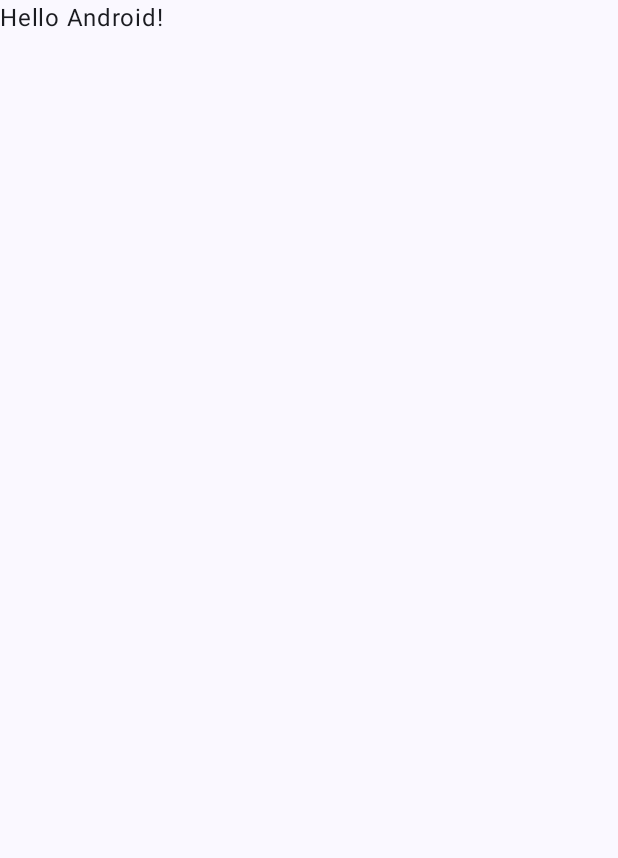
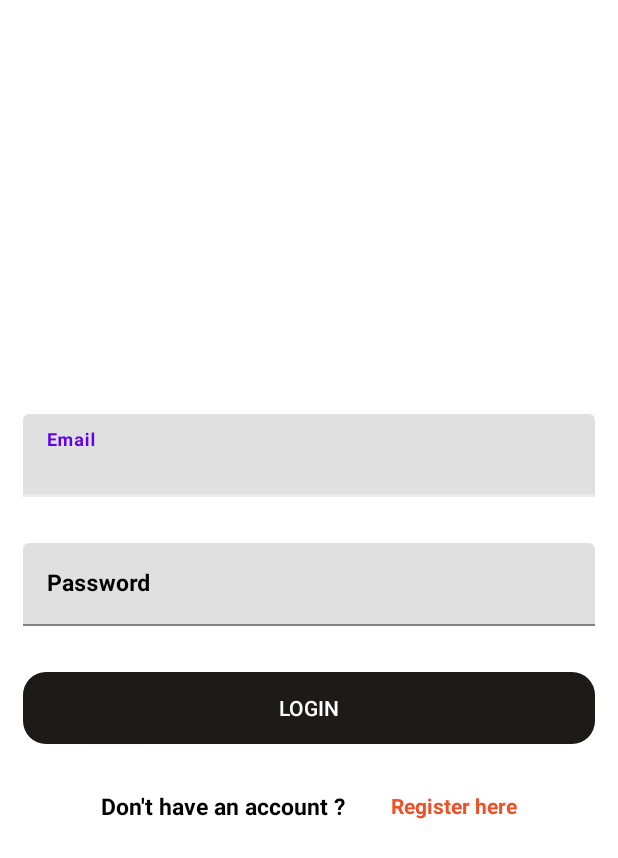
Before and after one commit to Wissdx/Transpal, an Android app: the screen it shows after launch (MainActivity), on a phone screen of 412 x 824 dp. Before the commit the part shown is almost empty. Shown: the top 858 px of the screen. Run offline under Robolectric (Android 15) with nearby library versions, the phone set to English and light mode, and no system bars.

Commit message:
feat(login): Design Login Page

```diff
--- a/app/build.gradle.kts
+++ b/app/build.gradle.kts
@@ -49,6 +49,7 @@
     implementation(libs.androidx.ui.graphics)
     implementation(libs.androidx.ui.tooling.preview)
     implementation(libs.androidx.material3)
+    implementation(libs.material)
     testImplementation(libs.junit)
     androidTestImplementation(libs.androidx.junit)
     androidTestImplementation(libs.androidx.espresso.core)
--- a/app/src/main/java/fr/esgi/transpal/MainActivity.kt
+++ b/app/src/main/java/fr/esgi/transpal/MainActivity.kt
@@ -2,46 +2,12 @@
 
 import android.os.Bundle
 import androidx.activity.ComponentActivity
-import androidx.activity.compose.setContent
 import androidx.activity.enableEdgeToEdge
-import androidx.compose.foundation.layout.fillMaxSize
-import androidx.compose.foundation.layout.padding
-import androidx.compose.material3.Scaffold
-import androidx.compose.material3.Text
-import androidx.compose.runtime.Composable
-import androidx.compose.ui.Modifier
-import androidx.compose.ui.tooling.preview.Preview
-import fr.esgi.transpal.ui.theme.TranspalTheme
 
 class MainActivity : ComponentActivity() {
     override fun onCreate(savedInstanceState: Bundle?) {
         super.onCreate(savedInstanceState)
-        enableEdgeToEdge()
-        setContent {
-            TranspalTheme {
-                Scaffold(modifier = Modifier.fillMaxSize()) { innerPadding ->
-                    Greeting(
-                        name = "Android",
-                        modifier = Modifier.padding(innerPadding)
-                    )
-                }
-            }
-        }
+        enableEdgeToEdge();
+        setContentView(R.layout.activity_main);
     }
 }
-
-@Composable
-fun Greeting(name: String, modifier: Modifier = Modifier) {
-    Text(
-        text = "Hello $name!",
-        modifier = modifier
-    )
-}
-
-@Preview(showBackground = true)
-@Composable
-fun GreetingPreview() {
-    TranspalTheme {
-        Greeting("Android")
-    }
-}
--- a/app/src/main/java/fr/esgi/transpal/ui/theme/Color.kt
+++ /dev/null
@@ -1,11 +0,0 @@
-package fr.esgi.transpal.ui.theme
-
-import androidx.compose.ui.graphics.Color
-
-val Purple80 = Color(0xFFD0BCFF)
-val PurpleGrey80 = Color(0xFFCCC2DC)
-val Pink80 = Color(0xFFEFB8C8)
-
-val Purple40 = Color(0xFF6650a4)
-val PurpleGrey40 = Color(0xFF625b71)
-val Pink40 = Color(0xFF7D5260)
--- a/app/src/main/java/fr/esgi/transpal/ui/theme/Theme.kt
+++ /dev/null
@@ -1,58 +0,0 @@
-package fr.esgi.transpal.ui.theme
-
-import android.app.Activity
-import android.os.Build
-import androidx.compose.foundation.isSystemInDarkTheme
-import androidx.compose.material3.MaterialTheme
-import androidx.compose.material3.darkColorScheme
-import androidx.compose.material3.dynamicDarkColorScheme
-import androidx.compose.material3.dynamicLightColorScheme
-import androidx.compose.material3.lightColorScheme
-import androidx.compose.runtime.Composable
-import androidx.compose.ui.platform.LocalContext
-
-private val DarkColorScheme = darkColorScheme(
-    primary = Purple80,
-    secondary = PurpleGrey80,
-    tertiary = Pink80
-)
-
-private val LightColorScheme = lightColorScheme(
-    primary = Purple40,
-    secondary = PurpleGrey40,
-    tertiary = Pink40
-
-    /* Other default colors to override
-    background = Color(0xFFFFFBFE),
-    surface = Color(0xFFFFFBFE),
-    onPrimary = Color.White,
-    onSecondary = Color.White,
-    onTertiary = Color.White,
-    onBackground = Color(0xFF1C1B1F),
-    onSurface = Color(0xFF1C1B1F),
-    */
-)
-
-@Composable
-fun TranspalTheme(
-    darkTheme: Boolean = isSystemInDarkTheme(),
-    // Dynamic color is available on Android 12+
-    dynamicColor: Boolean = true,
-    content: @Composable () -> Unit
-) {
-    val colorScheme = when {
-        dynamicColor && Build.VERSION.SDK_INT >= Build.VERSION_CODES.S -> {
-            val context = LocalContext.current
-            if (darkTheme) dynamicDarkColorScheme(context) else dynamicLightColorScheme(context)
-        }
-
-        darkTheme -> DarkColorScheme
-        else -> LightColorScheme
-    }
-
-    MaterialTheme(
-        colorScheme = colorScheme,
-        typography = Typography,
-        content = content
-    )
-}
--- a/app/src/main/java/fr/esgi/transpal/ui/theme/Type.kt
+++ /dev/null
@@ -1,34 +0,0 @@
-package fr.esgi.transpal.ui.theme
-
-import androidx.compose.material3.Typography
-import androidx.compose.ui.text.TextStyle
-import androidx.compose.ui.text.font.FontFamily
-import androidx.compose.ui.text.font.FontWeight
-import androidx.compose.ui.unit.sp
-
-// Set of Material typography styles to start with
-val Typography = Typography(
-    bodyLarge = TextStyle(
-        fontFamily = FontFamily.Default,
-        fontWeight = FontWeight.Normal,
-        fontSize = 16.sp,
-        lineHeight = 24.sp,
-        letterSpacing = 0.5.sp
-    )
-    /* Other default text styles to override
-    titleLarge = TextStyle(
-        fontFamily = FontFamily.Default,
-        fontWeight = FontWeight.Normal,
-        fontSize = 22.sp,
-        lineHeight = 28.sp,
-        letterSpacing = 0.sp
-    ),
-    labelSmall = TextStyle(
-        fontFamily = FontFamily.Default,
-        fontWeight = FontWeight.Medium,
-        fontSize = 11.sp,
-        lineHeight = 16.sp,
-        letterSpacing = 0.5.sp
-    )
-    */
-)
--- /dev/null
+++ b/app/src/main/res/drawable/button_border.xml
@@ -0,0 +1,13 @@
+<?xml version="1.0" encoding="utf-8"?>
+<!-- Make the shape borders rounded -->
+
+<shape xmlns:android="http://schemas.android.com/apk/res/android"
+    android:shape="rectangle"
+    >
+
+    <solid android:color="#1C1B18" />
+
+
+    <corners android:radius="15dp" />
+
+</shape>
--- /dev/null
+++ b/app/src/main/res/layout/activity_main.xml
@@ -0,0 +1,104 @@
+<?xml version="1.0" encoding="utf-8"?>
+<LinearLayout xmlns:android="http://schemas.android.com/apk/res/android"
+    xmlns:app="http://schemas.android.com/apk/res-auto"
+    android:orientation="vertical"
+    android:layout_width="match_parent"
+    android:layout_height="match_parent"
+    android:gravity="center">
+
+    <!-- Login or Register FORM -->
+
+    <com.google.android.material.textfield.TextInputLayout
+        android:id="@+id/email_til"
+        android:layout_width="match_parent"
+        android:layout_height="wrap_content"
+        android:hint="Email"
+        android:layout_margin="15dp"
+        android:textColorHint="#000000"
+        app:boxStrokeColor="#EAEAEE"
+        >
+
+        <com.google.android.material.textfield.TextInputEditText
+            android:id="@+id/email_et"
+            android:layout_width="match_parent"
+            android:layout_height="wrap_content"
+            android:inputType="textEmailAddress"
+            android:textColor="#5B5B5B"
+            android:textSize="15sp"
+            android:textStyle="bold"
+            />
+
+    </com.google.android.material.textfield.TextInputLayout>
+
+    <com.google.android.material.textfield.TextInputLayout
+        android:id="@+id/password_til"
+        android:hint="Password"
+        android:layout_width="match_parent"
+        android:layout_height="wrap_content"
+        android:layout_margin="15dp"
+        android:textColorHint="#000000"
+        app:boxStrokeColor="#EAEAEE"
+        >
+
+        <com.google.android.material.textfield.TextInputEditText
+            android:id="@+id/password_et"
+            android:layout_width="match_parent"
+            android:layout_height="wrap_content"
+            android:inputType="textPassword"
+            android:textColor="#5B5B5B"
+            android:textSize="15sp"
+            android:textStyle="bold"
+            />
+
+    </com.google.android.material.textfield.TextInputLayout>
+
+    <Button
+        android:id="@+id/login_btn"
+        android:layout_width="match_parent"
+        android:layout_height="wrap_content"
+        android:text="Login"
+        android:layout_margin="15dp"
+        android:textColor="#FFF"
+        android:background="@drawable/button_border"/>
+
+    <!-- Dont have an account? Register here -->
+
+    <LinearLayout
+        android:layout_width="match_parent"
+        android:layout_height="wrap_content"
+        android:orientation="horizontal"
+        android:gravity="center">
+
+        <TextView
+            android:id="@+id/register_tv"
+            android:layout_width="wrap_content"
+            android:layout_height="wrap_content"
+            android:text="Don't have an account ?"
+            android:layout_margin="15dp"
+            android:textColor="#000000"
+            android:textSize="15sp"
+            android:textStyle="bold"/>
+
+        <TextView
+            android:layout_width="wrap_content"
+            android:layout_height="wrap_content"
+            android:text="Register here"
+            android:layout_margin="15dp"
+            android:textStyle="bold"
+            android:textColor="#EE5028"
+            android:id="@+id/register_here_tv"/>
+
+    </LinearLayout>
+
+    <TextView
+        android:id="@+id/error_tv"
+        android:layout_width="wrap_content"
+        android:layout_height="wrap_content"
+        android:text="Error"
+        android:layout_margin="15dp"
+        android:textColor="#E61515"
+        android:visibility="gone"/>
+
+
+
+</LinearLayout>
--- a/app/src/main/res/values/themes.xml
+++ b/app/src/main/res/values/themes.xml
@@ -1,5 +1,5 @@
 <?xml version="1.0" encoding="utf-8"?>
 <resources>
 
-    <style name="Theme.Transpal" parent="android:Theme.Material.Light.NoActionBar" />
+    <style name="Theme.Transpal" parent="Theme.MaterialComponents.Light.NoActionBar" />
 </resources>
--- a/gradle.properties
+++ b/gradle.properties
@@ -21,3 +21,4 @@
 # resources declared in the library itself and none from the library's dependencies,
 # thereby reducing the size of the R class for that library
 android.nonTransitiveRClass=true
+org.gradle.configuration-cache=true
--- a/gradle/libs.versions.toml
+++ b/gradle/libs.versions.toml
@@ -8,6 +8,7 @@
 lifecycleRuntimeKtx = "2.6.1"
 activityCompose = "1.8.0"
 composeBom = "2024.04.01"
+material = "1.12.0"
 
 [libraries]
 androidx-core-ktx = { group = "androidx.core", name = "core-ktx", version.ref = "coreKtx" }
@@ -24,6 +25,7 @@
 androidx-ui-test-manifest = { group = "androidx.compose.ui", name = "ui-test-manifest" }
 androidx-ui-test-junit4 = { group = "androidx.compose.ui", name = "ui-test-junit4" }
 androidx-material3 = { group = "androidx.compose.material3", name = "material3" }
+material = { group = "com.google.android.material", name = "material", version.ref = "material" }
 
 [plugins]
 android-application = { id = "com.android.application", version.ref = "agp" }
```
Also changed, not shown: 1 other file.
